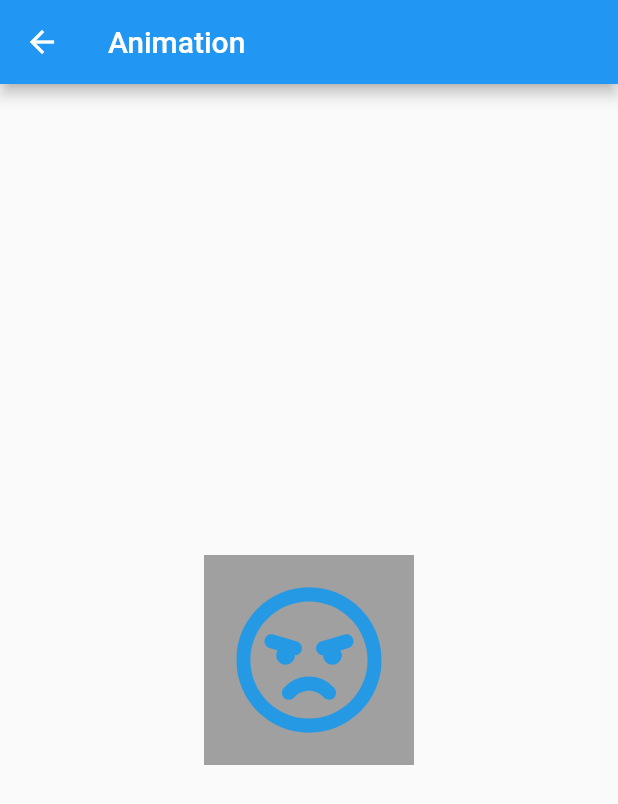
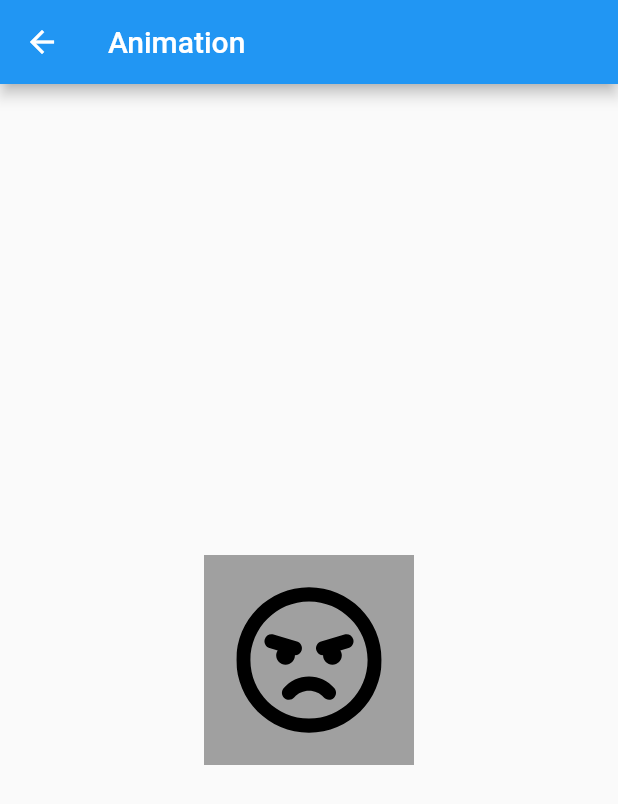
Before and after one commit to peiffer-innovations/websafe_svg, a Flutter app: the screen it shows after launch, after a tap on "Animation", on a phone screen of 412 x 824 dp. Shown: the top 804 px of the screen. Run offline on Flutter 3.47's test engine with Material 2 defaults, Android fonts, the phone set to English and light mode, and no system bars; our stand-ins replace flutter_svg; missing offline and left inert: dart:js; network calls fail; project files that could hold a hidden picture were left out.

Commit message:
Flutter SVG 2

```diff
--- a/lib/src/platform/browser/browser_svg.dart
+++ b/lib/src/platform/browser/browser_svg.dart
@@ -10,25 +10,31 @@ import 'package:websafe_svg/src/platform/browser/browser_svg_loader.dart';
 class BrowserSvg extends StatefulWidget {
   BrowserSvg({
     required this.alignment,
-    this.color,
+    this.allowDrawingOutsideViewBox = false,
+    this.clipBehavior = Clip.hardEdge,
     required this.excludeFromSemantics,
     required this.fit,
     required this.height,
     Key? key,
     required this.loader,
+    this.matchTextDirection = false,
     required this.placeholderBuilder,
     required this.semanticsLabel,
+    this.theme,
     required this.width,
   }) : super(key: key);
 
   final Alignment alignment;
-  final Color? color;
+  final bool allowDrawingOutsideViewBox;
+  final Clip clipBehavior;
   final bool excludeFromSemantics;
   final BoxFit fit;
   final double? height;
   final BrowserSvgLoader loader;
+  final bool matchTextDirection;
   final WidgetBuilder? placeholderBuilder;
   final String? semanticsLabel;
+  final SvgTheme? theme;
   final double? width;
 
   @override
@@ -103,9 +109,14 @@ class _BrowserSvgState extends State<BrowserSvg> {
           : rendererCanvasKit
               ? SvgPicture.memory(
                   _imageBytes!,
-                  color: widget.color,
+                  alignment: widget.alignment,
+                  allowDrawingOutsideViewBox: widget.allowDrawingOutsideViewBox,
+                  clipBehavior: widget.clipBehavior,
+                  fit: widget.fit,
                   height: widget.height,
-                  fit: widget.fit,
+                  matchTextDirection: widget.matchTextDirection,
+                  semanticsLabel: widget.semanticsLabel,
+                  theme: widget.theme ?? const SvgTheme(),
                   width: widget.width,
                 )
               : Container(
@@ -114,7 +125,8 @@ class _BrowserSvgState extends State<BrowserSvg> {
                   alignment: widget.alignment,
                   child: Image.network(
                     _image!,
-                    color: widget.color,
+                    alignment: widget.alignment,
+                    color: widget.theme?.currentColor,
                     height: widget.height,
                     fit: widget.fit,
                     width: widget.width,
--- a/lib/src/platform/browser_svg.dart
+++ b/lib/src/platform/browser_svg.dart
@@ -1,6 +1,7 @@
 import 'dart:typed_data';
 
 import 'package:flutter/material.dart';
+import 'package:flutter_svg/svg.dart';
 import 'package:websafe_svg/src/platform/browser/browser_svg.dart';
 import 'package:websafe_svg/src/platform/browser/browser_svg_asset_loader.dart';
 import 'package:websafe_svg/src/platform/browser/browser_svg_memory_loader.dart';
@@ -10,19 +11,23 @@ import 'package:websafe_svg/src/platform/browser/browser_svg_string_loader.dart'
 Widget svgFromAsset(
   String asset, {
   Alignment alignment = Alignment.center,
-  Color? color,
+  bool allowDrawingOutsideViewBox = false,
+  Clip clipBehavior = Clip.hardEdge,
   bool excludeFromSemantics = false,
   BoxFit fit = BoxFit.contain,
   double? height,
   Key? key,
+  bool matchTextDirection = false,
   String? package,
   WidgetBuilder? placeholderBuilder,
   String? semanticsLabel,
+  SvgTheme theme = const SvgTheme(),
   double? width,
 }) =>
     BrowserSvg(
       alignment: alignment,
-      color: color,
+      allowDrawingOutsideViewBox: allowDrawingOutsideViewBox,
+      clipBehavior: clipBehavior,
       excludeFromSemantics: excludeFromSemantics,
       fit: fit,
       height: height,
@@ -31,52 +36,64 @@ Widget svgFromAsset(
         package: package,
       ),
       key: key,
+      matchTextDirection: matchTextDirection,
       placeholderBuilder: placeholderBuilder,
       semanticsLabel: semanticsLabel,
+      theme: theme,
       width: width,
     );
 
 Widget svgFromMemory(
   Uint8List bytes, {
   Alignment alignment = Alignment.center,
-  Color? color,
+  bool allowDrawingOutsideViewBox = false,
+  Clip clipBehavior = Clip.hardEdge,
   bool excludeFromSemantics = false,
   BoxFit fit = BoxFit.contain,
   double? height,
   Key? key,
+  bool matchTextDirection = false,
   WidgetBuilder? placeholderBuilder,
   String? semanticsLabel,
+  SvgTheme theme = const SvgTheme(),
   double? width,
 }) =>
     BrowserSvg(
       alignment: alignment,
-      color: color,
+      allowDrawingOutsideViewBox: allowDrawingOutsideViewBox,
+      clipBehavior: clipBehavior,
       excludeFromSemantics: excludeFromSemantics,
       fit: fit,
       height: height,
       loader: BrowserSvgMemoryLoader(bytes: bytes),
       key: key,
+      matchTextDirection: matchTextDirection,
       placeholderBuilder: placeholderBuilder,
       semanticsLabel: semanticsLabel,
+      theme: theme,
       width: width,
     );
 
 Widget svgFromNetwork(
   String url, {
   Alignment alignment = Alignment.center,
-  Color? color,
+  bool allowDrawingOutsideViewBox = false,
+  Clip clipBehavior = Clip.hardEdge,
   bool excludeFromSemantics = false,
   BoxFit fit = BoxFit.contain,
+  Map<String, String>? headers,
   double? height,
-  Map<String, String>? headers,
   Key? key,
+  bool matchTextDirection = false,
   WidgetBuilder? placeholderBuilder,
   String? semanticsLabel,
+  SvgTheme theme = const SvgTheme(),
   double? width,
 }) =>
     BrowserSvg(
       alignment: alignment,
-      color: color,
+      allowDrawingOutsideViewBox: allowDrawingOutsideViewBox,
+      clipBehavior: clipBehavior,
       excludeFromSemantics: excludeFromSemantics,
       fit: fit,
       height: height,
@@ -85,32 +102,40 @@ Widget svgFromNetwork(
         url: url,
       ),
       key: key,
+      matchTextDirection: matchTextDirection,
       placeholderBuilder: placeholderBuilder,
       semanticsLabel: semanticsLabel,
+      theme: theme,
       width: width,
     );
 
 Widget svgFromString(
   String string, {
   Alignment alignment = Alignment.center,
-  Color? color,
+  bool allowDrawingOutsideViewBox = false,
+  Clip clipBehavior = Clip.hardEdge,
   bool excludeFromSemantics = false,
   BoxFit fit = BoxFit.contain,
   double? height,
   Key? key,
+  bool matchTextDirection = false,
   WidgetBuilder? placeholderBuilder,
   String? semanticsLabel,
+  SvgTheme theme = const SvgTheme(),
   double? width,
 }) =>
     BrowserSvg(
       alignment: alignment,
-      color: color,
+      allowDrawingOutsideViewBox: allowDrawingOutsideViewBox,
+      clipBehavior: clipBehavior,
       excludeFromSemantics: excludeFromSemantics,
       fit: fit,
       height: height,
       loader: BrowserSvgStringLoader(string: string),
       key: key,
+      matchTextDirection: matchTextDirection,
       placeholderBuilder: placeholderBuilder,
       semanticsLabel: semanticsLabel,
+      theme: theme,
       width: width,
     );
--- a/lib/src/platform/io_svg.dart
+++ b/lib/src/platform/io_svg.dart
@@ -6,102 +6,128 @@ import 'package:flutter_svg/svg.dart';
 Widget svgFromAsset(
   String asset, {
   Alignment alignment = Alignment.center,
-  Color? color,
+  bool allowDrawingOutsideViewBox = false,
+  Clip clipBehavior = Clip.hardEdge,
   bool excludeFromSemantics = false,
   BoxFit fit = BoxFit.contain,
   double? height,
   Key? key,
+  bool matchTextDirection = false,
   String? package,
   WidgetBuilder? placeholderBuilder,
   String? semanticsLabel,
+  SvgTheme theme = const SvgTheme(),
   double? width,
 }) =>
     SvgPicture.asset(
       asset,
       alignment: alignment,
-      color: color,
+      allowDrawingOutsideViewBox: allowDrawingOutsideViewBox,
+      clipBehavior: clipBehavior,
       excludeFromSemantics: excludeFromSemantics,
       fit: fit,
       height: height,
       key: key,
+      matchTextDirection: matchTextDirection,
+      placeholderBuilder: placeholderBuilder,
       package: package,
       semanticsLabel: semanticsLabel,
+      theme: theme,
       width: width,
     );
 
 Widget svgFromMemory(
   Uint8List bytes, {
   Alignment alignment = Alignment.center,
-  Color? color,
+  bool allowDrawingOutsideViewBox = false,
+  Clip clipBehavior = Clip.hardEdge,
   bool excludeFromSemantics = false,
   BoxFit fit = BoxFit.contain,
   double? height,
   Key? key,
+  bool matchTextDirection = false,
+  String? package,
   WidgetBuilder? placeholderBuilder,
   String? semanticsLabel,
+  SvgTheme theme = const SvgTheme(),
   double? width,
 }) =>
     SvgPicture.memory(
       bytes,
       alignment: alignment,
-      color: color,
+      allowDrawingOutsideViewBox: allowDrawingOutsideViewBox,
+      clipBehavior: clipBehavior,
       excludeFromSemantics: excludeFromSemantics,
       fit: fit,
       height: height,
       key: key,
+      matchTextDirection: matchTextDirection,
       placeholderBuilder: placeholderBuilder,
       semanticsLabel: semanticsLabel,
+      theme: theme,
       width: width,
     );
 
 Widget svgFromNetwork(
   String url, {
   Alignment alignment = Alignment.center,
-  Color? color,
+  bool allowDrawingOutsideViewBox = false,
+  Clip clipBehavior = Clip.hardEdge,
   bool excludeFromSemantics = false,
   BoxFit fit = BoxFit.contain,
   Map<String, String>? headers,
   double? height,
   Key? key,
+  bool matchTextDirection = false,
   WidgetBuilder? placeholderBuilder,
   String? semanticsLabel,
+  SvgTheme theme = const SvgTheme(),
   double? width,
 }) =>
     SvgPicture.network(
       url,
       alignment: alignment,
-      color: color,
+      allowDrawingOutsideViewBox: allowDrawingOutsideViewBox,
+      clipBehavior: clipBehavior,
       excludeFromSemantics: excludeFromSemantics,
       fit: fit,
       headers: headers,
       height: height,
       key: key,
+      matchTextDirection: matchTextDirection,
       placeholderBuilder: placeholderBuilder,
       semanticsLabel: semanticsLabel,
+      theme: theme,
       width: width,
     );
 
 Widget svgFromString(
   String bytes, {
   Alignment alignment = Alignment.center,
-  Color? color,
+  bool allowDrawingOutsideViewBox = false,
+  Clip clipBehavior = Clip.hardEdge,
   bool excludeFromSemantics = false,
   BoxFit fit = BoxFit.contain,
   double? height,
   Key? key,
+  bool matchTextDirection = false,
   WidgetBuilder? placeholderBuilder,
   String? semanticsLabel,
+  SvgTheme theme = const SvgTheme(),
   double? width,
 }) =>
     SvgPicture.string(
       bytes,
       alignment: alignment,
-      color: color,
+      allowDrawingOutsideViewBox: allowDrawingOutsideViewBox,
+      clipBehavior: clipBehavior,
       excludeFromSemantics: excludeFromSemantics,
       fit: fit,
       height: height,
       key: key,
+      matchTextDirection: matchTextDirection,
       placeholderBuilder: placeholderBuilder,
       semanticsLabel: semanticsLabel,
+      theme: theme,
       width: width,
     );
--- a/pubspec.yaml
+++ b/pubspec.yaml
@@ -1,6 +1,6 @@
 name: 'websafe_svg'
 description: 'Simple abstraction to be able to use SVGs in Android, iOS, and Web.'
-version: '2.1.3+2'
+version: '3.0.0'
 homepage: 'https://github.com/peiffer-innovations/websafe_svg'
 
 environment:
@@ -18,7 +18,6 @@ dependencies:
 dev_dependencies:
   flutter_test:
     sdk: 'flutter'
-
 
 ignore_updates:
   - 'archive'
```
Also changed, not shown: 1 other file.
